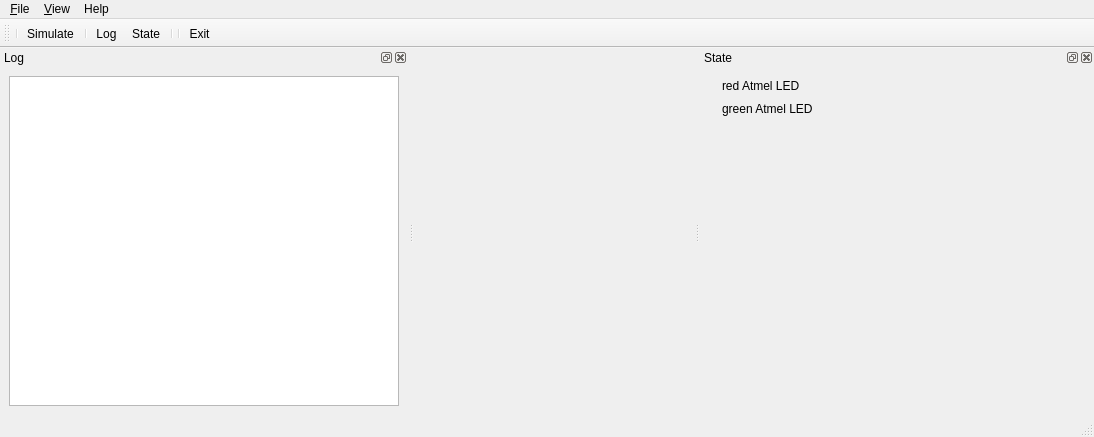
This is direcs-avrsim/src/mainWindow.ui in markusk/direcs as Qt 5 draws it before an edit. The edited form follows.
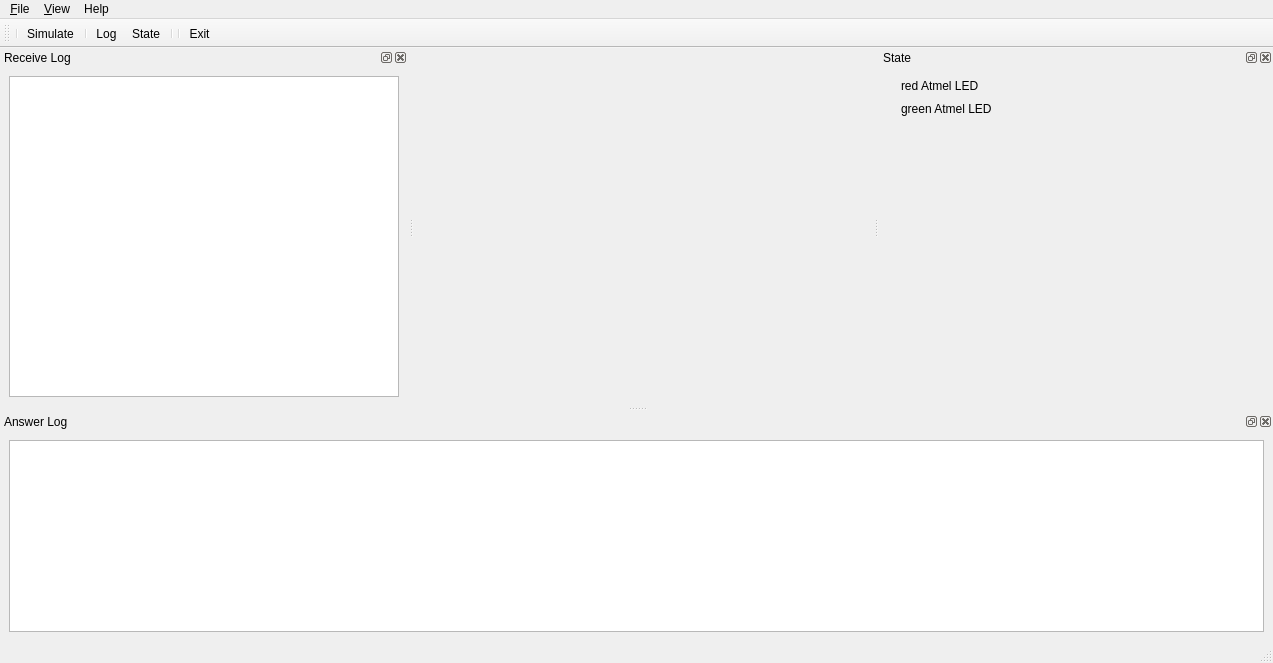
This is the edited form. Icons and pictures are not drawn.

Commit message: Added an Atmel answer log to GUI, added a Slot for this log.

What changed in the file:
```diff
--- a/direcs-avrsim/src/mainWindow.ui
+++ b/direcs-avrsim/src/mainWindow.ui
@@ -6,8 +6,8 @@
    <rect>
     <x>0</x>
     <y>0</y>
-    <width>1094</width>
-    <height>437</height>
+    <width>1273</width>
+    <height>663</height>
    </rect>
   </property>
   <property name="windowTitle">
@@ -49,7 +49,7 @@
     <rect>
      <x>0</x>
      <y>0</y>
-     <width>1094</width>
+     <width>1273</width>
      <height>22</height>
     </rect>
    </property>
@@ -209,7 +209,7 @@
   </widget>
   <widget class="QDockWidget" name="dockLog">
    <property name="windowTitle">
-    <string>Log</string>
+    <string>Receive Log</string>
    </property>
    <attribute name="dockWidgetArea">
     <number>1</number>
@@ -239,6 +239,44 @@
     </layout>
    </widget>
   </widget>
+  <widget class="QDockWidget" name="dockAnswerLog">
+   <property name="minimumSize">
+    <size>
+     <width>414</width>
+     <height>200</height>
+    </size>
+   </property>
+   <property name="windowTitle">
+    <string>Answer Log</string>
+   </property>
+   <attribute name="dockWidgetArea">
+    <number>8</number>
+   </attribute>
+   <widget class="QWidget" name="dockWidgetContents">
+    <layout class="QGridLayout" name="gridLayout_3">
+     <item row="0" column="0">
+      <widget class="QSplitter" name="splitter_2">
+       <property name="orientation">
+        <enum>Qt::Vertical</enum>
+       </property>
+       <widget class="QTextEdit" name="textEditAnswerLog">
+        <property name="minimumSize">
+         <size>
+          <width>390</width>
+          <height>0</height>
+         </size>
+        </property>
+        <property name="font">
+         <font>
+          <family>Verdana</family>
+         </font>
+        </property>
+       </widget>
+      </widget>
+     </item>
+    </layout>
+   </widget>
+  </widget>
   <action name="actionExit">
    <property name="icon">
     <iconset resource="../direcsAvrsim.qrc">
```
Left out of the diff: 4 changed lines with no effect on the pictures. The commit also changes 2 other files.
